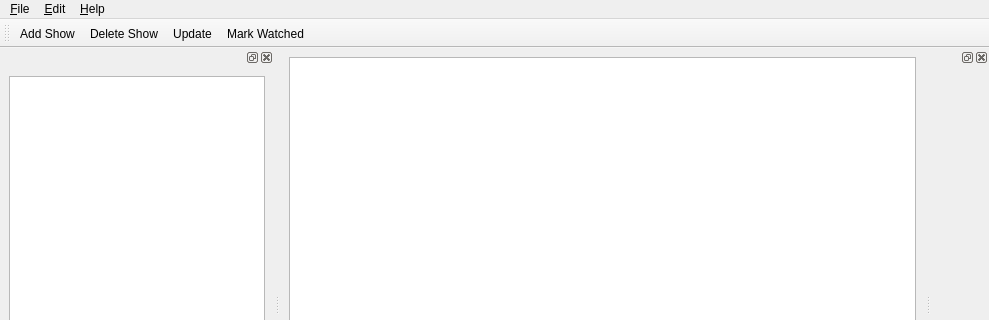
The window that src/mainwindow.ui (ThomasBrixLarsen/serieswatcher) describes before a commit, drawn with Qt 5; both pictures show x 0 to 989 and y 0 to 320 of the 989 by 581 pixel window.
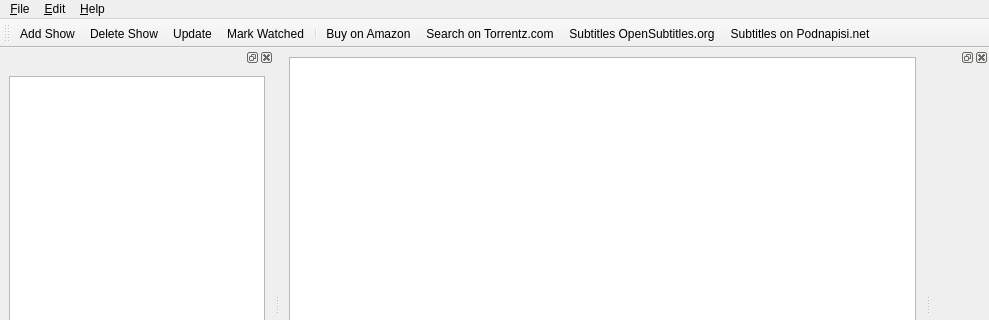
The same window after the commit. Icons and pictures are not drawn.

Commit message: mainwindow: add new actions

```diff
--- a/src/mainwindow.ui
+++ b/src/mainwindow.ui
@@ -77,6 +77,11 @@
    <addaction name="deleteShowAction"/>
    <addaction name="updateShowAction"/>
    <addaction name="markWatchedAction"/>
+   <addaction name="separator"/>
+   <addaction name="amazonAction"/>
+   <addaction name="torrentzAction"/>
+   <addaction name="opensubtitlesAction"/>
+   <addaction name="podnapisiAction"/>
   </widget>
   <widget class="QDockWidget" name="infoDock">
    <attribute name="dockWidgetArea">
@@ -177,6 +182,42 @@
     <string>&amp;Settings...</string>
    </property>
   </action>
+  <action name="amazonAction">
+   <property name="icon">
+    <iconset resource="serieswatcher.qrc">
+     <normaloff>:/res/amazon.png</normaloff>:/res/amazon.png</iconset>
+   </property>
+   <property name="text">
+    <string>&amp;Buy on Amazon</string>
+   </property>
+  </action>
+  <action name="torrentzAction">
+   <property name="icon">
+    <iconset resource="serieswatcher.qrc">
+     <normaloff>:/res/torrentz.png</normaloff>:/res/torrentz.png</iconset>
+   </property>
+   <property name="text">
+    <string>Search on &amp;Torrentz.com</string>
+   </property>
+  </action>
+  <action name="opensubtitlesAction">
+   <property name="icon">
+    <iconset resource="serieswatcher.qrc">
+     <normaloff>:/res/opensubtitles.png</normaloff>:/res/opensubtitles.png</iconset>
+   </property>
+   <property name="text">
+    <string>Subtitles &amp;OpenSubtitles.org</string>
+   </property>
+  </action>
+  <action name="podnapisiAction">
+   <property name="icon">
+    <iconset resource="serieswatcher.qrc">
+     <normaloff>:/res/podnapisi.png</normaloff>:/res/podnapisi.png</iconset>
+   </property>
+   <property name="text">
+    <string>Subtitles on &amp;Podnapisi.net</string>
+   </property>
+  </action>
  </widget>
  <resources>
   <include location="serieswatcher.qrc"/>
```
Left out of the diff: 2 changed lines with no effect on the pictures. The commit also changes 6 other files.
